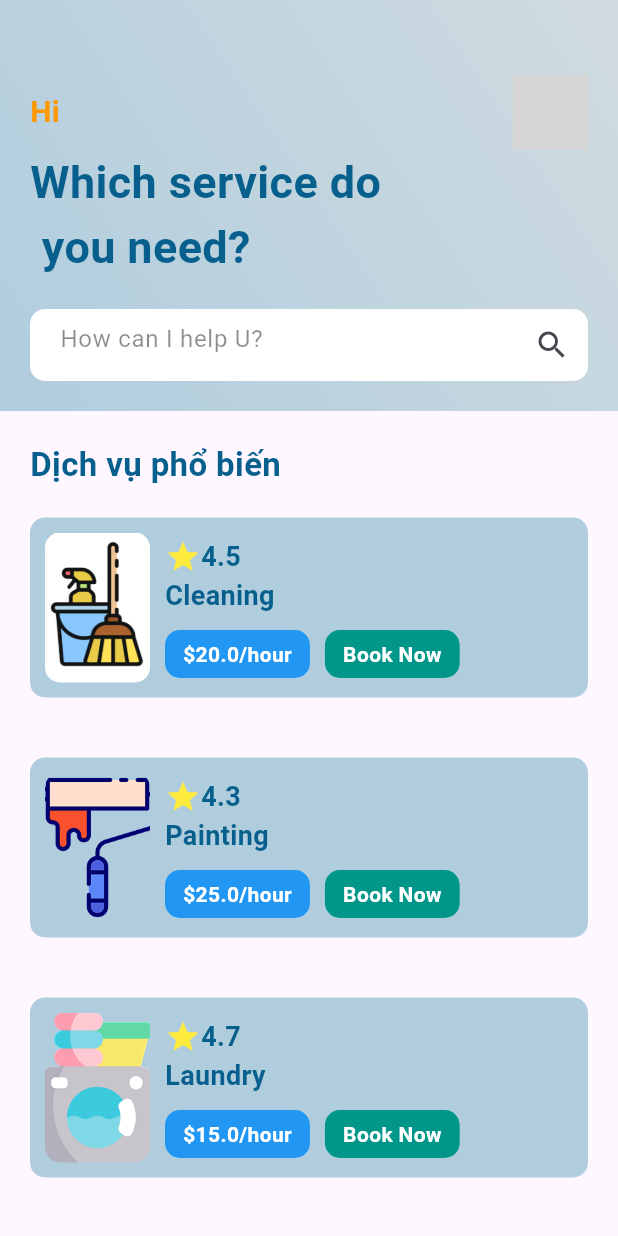
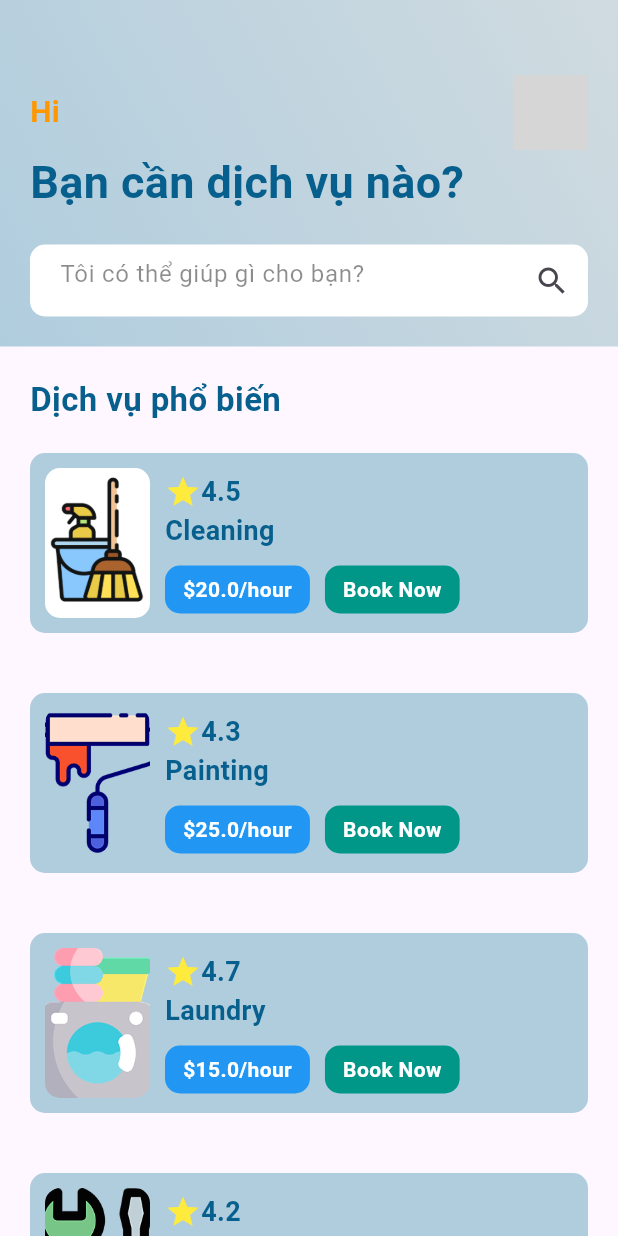
Before and after one commit to nguyenphatkf/booking_service_app, a Flutter app: the Home screen opened directly, on a phone screen of 412 x 824 dp. Run offline on Flutter 3.47's test engine with Material 3 defaults, Android fonts, the phone set to English and light mode, and no system bars; our stand-ins replace curved_navigation_bar, flutter_bloc, hive, hive_flutter, random_string; accounts and stored records are empty; grey boxes are pictures that could not be loaded.

Commit message:
Cập nhật code, sửa giao diện home page

```diff
--- a/lib/page/home.page.dart
+++ b/lib/page/home.page.dart
@@ -96,7 +96,7 @@ class Home extends StatelessWidget {
             ],
           ),
           Text(
-            "Which service do\n you need?",
+            "Bạn cần dịch vụ nào?",
             style: TextStyle(
               color: const Color.fromARGB(255, 6, 95, 140),
               fontSize: 30.0,
@@ -113,7 +113,7 @@ class Home extends StatelessWidget {
             child: TextField(
               decoration: InputDecoration(
                 border: InputBorder.none,
-                hintText: "How can I help U?",
+                hintText: "Tôi có thể giúp gì cho bạn?",
                 hintStyle: TextStyle(color: Colors.black45),
                 suffixIcon: Icon(Icons.search),
               ),
```
